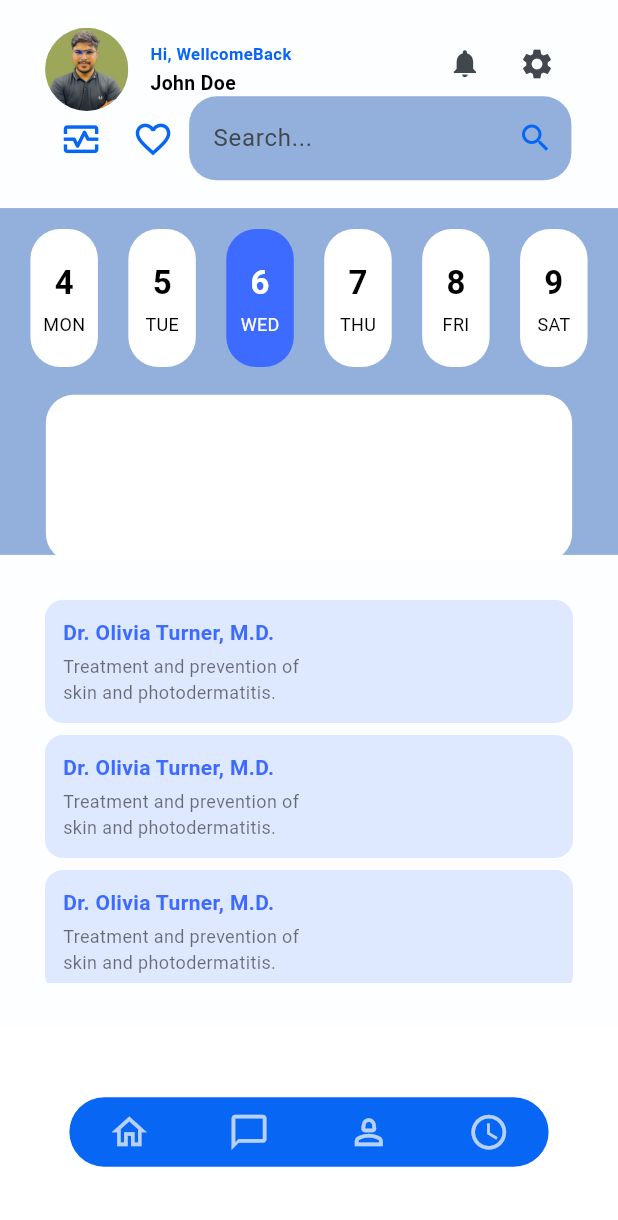
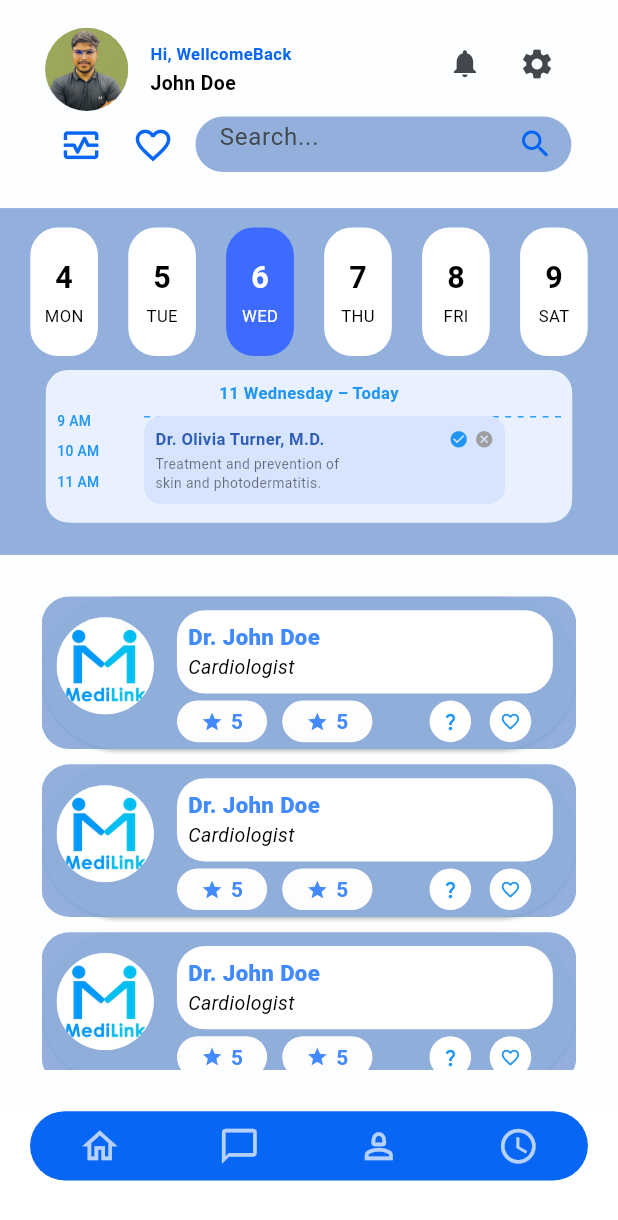
Before and after one commit to Hammad-Ahmed-Software-Developer/Medi_link, a Flutter app: the screen it shows after launch, on a phone screen of 412 x 824 dp. Shown: the top 1220 px of the screen. Run offline on Flutter 3.47's test engine with Material 3 defaults, Android fonts, the phone set to English and light mode, and no system bars; our stand-ins replace flutter_screenutil, get, local_auth, pin_code_fields, sms_autofill; Roboto replaces fonts that are missing (Poppins).

Commit message:
home page final ui

```diff
--- a/lib/views/custom widgets/bottomnavigate.dart
+++ b/lib/views/custom widgets/bottomnavigate.dart
@@ -7,7 +7,7 @@ class custombottom_navigation extends StatelessWidget {
   @override
   Widget build(BuildContext context) {
     return Padding(
-      padding: EdgeInsets.all(50.0.r),
+      padding: EdgeInsets.only(bottom: 40.h,left: 20.w, right: 20.w),
       child: Container(
         width: 50.w,
         height: 50.h,
--- /dev/null
+++ b/lib/views/custom widgets/custom_app_widget.dart
@@ -0,0 +1,142 @@
+import 'package:flutter/material.dart';
+import 'package:flutter_screenutil/flutter_screenutil.dart';
+
+class TimeSlotWidget extends StatelessWidget {
+  @override
+  Widget build(BuildContext context) {
+    return Container(
+      width: 350.w,
+      height: 110.h,
+      padding: EdgeInsets.all(8.r),
+      decoration: BoxDecoration(
+        color: Color(0xFFE9F0FF), // light blue background
+        borderRadius: BorderRadius.circular(16.r),
+      ),
+      child: Column(
+        crossAxisAlignment: CrossAxisAlignment.start,
+        children: [
+          // Date Row
+          Center(
+            child: Text(
+              "11 Wednesday – Today",
+              style: TextStyle(
+                color: Colors.blue,
+                fontWeight: FontWeight.bold,
+                fontSize: 12.sp,
+              ),
+            ),
+          ),
+          SizedBox(height: 4.h),
+
+          // Time + Appointment Row (single row shown due to limited height)
+          Row(
+            crossAxisAlignment: CrossAxisAlignment.start,
+            children: [
+              // Time
+              SizedBox(
+                width: 50.w,
+                child: Column(
+                  crossAxisAlignment: CrossAxisAlignment.start,
+                  children: [
+                    timeText("9 AM"),
+                    SizedBox(height: 8.h),
+                    timeText("10 AM"),
+                    SizedBox(height: 8.h),
+                    timeText("11 AM"),
+                  ],
+                ),
+              ),
+
+              // Appointment Box with dotted line
+              Expanded(
+                child: Container(
+                  height: 60,
+                  margin: EdgeInsets.only(left: 8.w, top: 4.h),
+                  child: Stack(children: [dottedLine(), appointmentBox()]),
+                ),
+              ),
+            ],
+          ),
+        ],
+      ),
+    );
+  }
+
+  Widget timeText(String time) {
+    return Text(
+      time,
+      style: TextStyle(
+        color: Colors.blue,
+        fontWeight: FontWeight.w500,
+        fontSize: 10.sp,
+      ),
+    );
+  }
+
+  Widget dottedLine() {
+    return LayoutBuilder(
+      builder: (context, constraints) {
+        final boxWidth = constraints.constrainWidth();
+        final dashWidth = 4.0.w;
+        final dashCount = (boxWidth / (2.w * dashWidth)).floor();
+        return Row(
+          mainAxisAlignment: MainAxisAlignment.spaceBetween,
+          children: List.generate(dashCount, (_) {
+            return SizedBox(
+              width: dashWidth,
+              height: 1.h,
+              child: DecoratedBox(
+                decoration: BoxDecoration(color: Colors.blue),
+              ),
+            );
+          }),
+        );
+      },
+    );
+  }
+
+  Widget appointmentBox() {
+    return Positioned(
+      top: 0.h,
+      child: Container(
+        width: 240.w,
+
+        padding: EdgeInsets.all(8.r),
+        decoration: BoxDecoration(
+          color: Color(0xFFD6E4FF),
+          borderRadius: BorderRadius.circular(12.r),
+        ),
+        child: Column(
+          crossAxisAlignment: CrossAxisAlignment.start,
+          children: [
+            Row(
+              children: [
+                Expanded(
+                  child: Text(
+                    "Dr. Olivia Turner, M.D.",
+                    style: TextStyle(
+                      fontWeight: FontWeight.bold,
+                      color: Color(0xFF2F5DB5),
+                      fontSize: 12.sp,
+                    ),
+                    overflow: TextOverflow.ellipsis,
+                  ),
+                ),
+                Icon(Icons.check_circle, size: 14.sp, color: Colors.blue),
+                SizedBox(width: 4.w),
+                Icon(Icons.cancel, size: 14.sp, color: Colors.grey),
+              ],
+            ),
+            SizedBox(height: 2.h),
+            Text(
+              "Treatment and prevention of\nskin and photodermatitis.",
+              style: TextStyle(fontSize: 10.sp),
+              maxLines: 2,
+              overflow: TextOverflow.ellipsis,
+            ),
+          ],
+        ),
+      ),
+    );
+  }
+}
--- a/lib/views/user_views/home_screen.dart
+++ b/lib/views/user_views/home_screen.dart
@@ -1,6 +1,7 @@
 import 'package:flutter/material.dart';
 import 'package:flutter_screenutil/flutter_screenutil.dart';
 import 'package:medi_link/views/custom%20widgets/bottomnavigate.dart';
+import 'package:medi_link/views/custom%20widgets/custom_app_widget.dart';
 import 'package:medi_link/views/custom%20widgets/drawer.dart';
 
 class HomeScreen extends StatelessWidget {
@@ -26,56 +27,56 @@ class HomeScreen extends StatelessWidget {
             children: [
               Container(
                 width: double.infinity,
-                height: 150.h,
+                height: 150.0.h,
                 child: Stack(
                   children: [
                     Positioned(
-                      top: 20.h,
-                      left: 30.w,
+                      top: 20.0.h,
+                      left: 30.0.w,
                       child: CircleAvatar(
-                        radius: 30.r,
+                        radius: 30.0.r,
                         backgroundImage: AssetImage(
                           'assets/images/profile.png',
                         ),
                       ),
                     ),
                     Positioned(
-                      top: 30.h,
-                      left: 100.w,
+                      top: 30.0.h,
+                      left: 100.0.w,
                       child: Text(
                         'Hi, WellcomeBack',
                         style: TextStyle(
-                          fontSize: 12.sp,
+                          fontSize: 12.0.sp,
                           fontWeight: FontWeight.bold,
                           color: Color.fromARGB(255, 8, 102, 245),
                         ),
                       ),
                     ),
                     Positioned(
-                      top: 50.h,
-                      left: 100.w,
+                      top: 50.0.h,
+                      left: 100.0.w,
                       child: Text(
                         'John Doe',
                         style: TextStyle(
-                          fontSize: 14.sp,
+                          fontSize: 14.0.sp,
                           fontWeight: FontWeight.bold,
                           color: Color.fromARGB(255, 0, 0, 0),
                         ),
                       ),
                     ),
                     Positioned(
-                      top: 20.h,
-                      right: 30.w,
+                      top: 20.0.h,
+                      right: 30.0.w,
                       child: Row(
                         mainAxisAlignment: MainAxisAlignment.end,
                         children: [
                           Container(
                             decoration: BoxDecoration(
-                              borderRadius: BorderRadius.circular(10.r),
+                              borderRadius: BorderRadius.circular(10.0.r),
                             ),
                             child: IconButton(
                               icon: Icon(Icons.notifications),
-                              iconSize: 24.sp,
+                              iconSize: 24.0.sp,
                               onPressed: () {
                                 // Handle notification icon press
                               },
@@ -91,10 +92,10 @@ class HomeScreen extends StatelessWidget {
                       ),
                     ),
                     Positioned(
-                      bottom: 20.h,
-                      left: 30.w,
+                      bottom: 20.0.h,
+                      left: 30.0.w,
                       child: Container(
-                        width: 350.w,
+                        width: 350.0.w,
                         child: Row(
                           mainAxisAlignment: MainAxisAlignment.spaceBetween,
                           children: [
@@ -104,7 +105,7 @@ class HomeScreen extends StatelessWidget {
                                 IconButton(
                                   icon: Icon(
                                     Icons.monitor_heart_outlined,
-                                    size: 30.sp,
+                                    size: 30.0.sp,
                                     color: Color.fromARGB(255, 8, 102, 245),
                                   ),
                                   onPressed: () {
@@ -114,7 +115,7 @@ class HomeScreen extends StatelessWidget {
                                 IconButton(
                                   icon: Icon(
                                     Icons.favorite_border_outlined,
-                                    size: 30.sp,
+                                    size: 30.0.sp,
                                     color: Color.fromARGB(255, 8, 102, 245),
                                   ),
                                   onPressed: () {
@@ -123,27 +124,22 @@ class HomeScreen extends StatelessWidget {
                                 ),
                               ],
                             ),
-                            Expanded(
-                              child: Container(
+                            Container(
+                              width: 250.w,
+                              height: 40.h,
                               child: TextField(
                                 keyboardType: TextInputType.text,
                                 decoration: InputDecoration(
                                   hintText: 'Search...',
                                   filled: true,
-                                    fillColor: Color.fromARGB(
-                                      206,
-                                      121,
-                                      157,
-                                      211,
-                                    ),
+                                  fillColor: Color.fromARGB(206, 121, 157, 211),
                                   border: OutlineInputBorder(
-                                      borderRadius: BorderRadius.circular(20.r),
+                                    borderRadius: BorderRadius.circular(20.0.r),
                                     borderSide: BorderSide.none,
                                   ),
                                   suffixIcon: Icon(
                                     Icons.search,
                                     color: Color.fromARGB(255, 8, 102, 245),
-                                    ),
                                   ),
                                 ),
                               ),
@@ -156,9 +152,9 @@ class HomeScreen extends StatelessWidget {
                 ),
               ),
               Container(
-                height: 250.h,
+                height: 250.0.h,
                 color: Color.fromARGB(206, 121, 157, 211),
-                padding: EdgeInsets.symmetric(vertical: 14),
+                padding: EdgeInsets.symmetric(vertical: 14.0.r),
                 child: Column(
                   mainAxisAlignment: MainAxisAlignment.start,
                   crossAxisAlignment: CrossAxisAlignment.center,
@@ -168,12 +164,12 @@ class HomeScreen extends StatelessWidget {
                       children: List.generate(6, (index) {
                         final isSelected = index == 2;
                         return Container(
-                          width: 45,
-                          padding: EdgeInsets.symmetric(vertical: 20),
+                          width: 45.0.w,
+                          padding: EdgeInsets.symmetric(vertical: 20.r),
                           decoration: BoxDecoration(
                             color:
                                 isSelected ? Color(0xFF3D6AFF) : Colors.white,
-                            borderRadius: BorderRadius.circular(20),
+                            borderRadius: BorderRadius.circular(20.0.r),
                           ),
                           child: Column(
                             children: [
@@ -181,16 +177,16 @@ class HomeScreen extends StatelessWidget {
                                 "${days[index]}",
                                 style: TextStyle(
                                   fontWeight: FontWeight.bold,
-                                  fontSize: 22,
+                                  fontSize: 22.0.sp,
                                   color:
                                       isSelected ? Colors.white : Colors.black,
                                 ),
                               ),
-                              SizedBox(height: 4),
+                              SizedBox(height: 4.0.h),
                               Text(
                                 weekDays[index],
                                 style: TextStyle(
-                                  fontSize: 12,
+                                  fontSize: 12.0.sp,
                                   color:
                                       isSelected ? Colors.white : Colors.black,
                                 ),
@@ -200,25 +196,22 @@ class HomeScreen extends StatelessWidget {
                         );
                       }),
                     ),
-                    SizedBox(height: 20.h),
+                    SizedBox(height: 10.0.h),
                     Container(
-                      width: 350.w,
+                      // height: 110.0.h,
+                      // width: 350.0.w,
                       decoration: BoxDecoration(
                         color: const Color.fromARGB(255, 255, 255, 255),
                         borderRadius: BorderRadius.circular(20.r),
                       ),
-                      height: 120.h,
-                      child: Column(children: [
-
-                        ],
-                      ),
+                      child: TimeSlotWidget(),
                     ),
                   ],
                 ),
               ),
               Expanded(
                 child: Padding(
-                  padding: const EdgeInsets.all(30.0),
+                  padding: EdgeInsets.all(30.0.r),
                   child: ListView.builder(
                     itemCount: 6,
                     itemBuilder: (BuildContext context, int index) {
@@ -235,45 +228,153 @@ class HomeScreen extends StatelessWidget {
     );
   }
 
-  Widget timeSlot(String time) {
-    return Padding(
-      padding: const EdgeInsets.symmetric(vertical: 4.0),
-      child: Text(
-        time,
-        style: TextStyle(fontWeight: FontWeight.bold, fontSize: 12),
-      ),
-    );
-  }
+
 
   Widget appointmentSlot() {
-    return Container(
-      margin: EdgeInsets.only(bottom: 8),
-      padding: EdgeInsets.all(12),
+    return Card(
+      margin: EdgeInsets.only(bottom: 11.h),
+      elevation: 1,
+      shape: RoundedRectangleBorder(
+        borderRadius: BorderRadius.circular(100.0.r),
+      ),
+      child: Container(
+        height: 110.h,
+        width: 300.w,
         decoration: BoxDecoration(
-        color: Color(0xFFDEE8FF),
-        borderRadius: BorderRadius.circular(12),
+          color: Color.fromARGB(206, 121, 157, 211),
+          borderRadius: BorderRadius.circular(20.r),
         ),
-      child: Row(
-        crossAxisAlignment: CrossAxisAlignment.start,
+        child: Stack(
           children: [
-          Column(
+            Positioned(
+              top: 15.h,
+              left: 10.w,
+              child: CircleAvatar(
+                radius: 35.r,
+                backgroundImage: AssetImage('assets/images/logo.png'),
+              ),
+            ),
+            Positioned(
+              top: 10.h,
+              left: 90.w,
+              child: Container(
+                width: 250.w,
+                height: 60.h,
+                decoration: BoxDecoration(
+                  color: const Color.fromARGB(255, 255, 255, 255),
+                  borderRadius: BorderRadius.circular(20.r),
+                ),
+                child: Padding(
+                  padding: EdgeInsets.all(8.0.r),
+                  child: Column(
                     crossAxisAlignment: CrossAxisAlignment.start,
                     children: [
                       Text(
-                "Dr. Olivia Turner, M.D.",
+                        'Dr. John Doe',
                         style: TextStyle(
-                  fontWeight: FontWeight.bold,
-                  color: Color(0xFF3D6AFF),
+                          fontSize: 16.sp,
+                          fontWeight: FontWeight.w900,
+                          color: Colors.blueAccent,
                         ),
                       ),
-              SizedBox(height: 4),
+                      // SizedBox(height: 4.h),
                       Text(
-                "Treatment and prevention of\nskin and photodermatitis.",
-                style: TextStyle(fontSize: 12),
+                        'Cardiologist',
+                        style: TextStyle(
+                          fontSize: 14.sp,
+                          fontStyle: FontStyle.italic,
+                          color: const Color.fromARGB(255, 0, 0, 0),
+                        ),
                       ),
                     ],
                   ),
+                ),
+              ),
+            ),
+            Positioned(
+              bottom: 5.h,
+              left: 90.w,
+              child: Container(
+                decoration: BoxDecoration(
+                  color: const Color.fromARGB(255, 253, 253, 253),
+                  borderRadius: BorderRadius.circular(20.r),
+                ),
+                width: 60.w,
+                height: 30.h,
+                child: Row(
+                  mainAxisAlignment: MainAxisAlignment.center,
+                  children: [
+                    Icon(Icons.star, size: 16.sp, color: Colors.blueAccent),
+                    SizedBox(width: 5.w),
+                    Text(
+                      '5',
+                      style: TextStyle(
+                        fontSize: 15.sp,
+                        fontWeight: FontWeight.bold,
+                        color: Colors.blueAccent,
+                      ),
+                    ),
                   ],
+                ),
+              ),
+            ),
+            Positioned(
+              bottom: 5.h,
+              left: 160.w,
+              child: Container(
+                decoration: BoxDecoration(
+                  color: const Color.fromARGB(255, 253, 253, 253),
+                  borderRadius: BorderRadius.circular(20.r),
+                ),
+                width: 60.w,
+                height: 30.h,
+                child: Row(
+                  mainAxisAlignment: MainAxisAlignment.center,
+                  children: [
+                    Icon(Icons.star, size: 16.sp, color: Colors.blueAccent),
+                    SizedBox(width: 5.w),
+                    Text(
+                      '5',
+                      style: TextStyle(
+                        fontSize: 15.sp,
+                        fontWeight: FontWeight.bold,
+                        color: Colors.blueAccent,
+                      ),
+                    ),
+                  ],
+                ),
+              ),
+            ),
+            Positioned(
+              bottom: 5.h,
+              right: 70.w,
+              child: CircleAvatar(
+                radius: 15.r, // size of the circle
+                backgroundColor:  Colors.white, // background color
+                child: Icon(
+                  Icons.question_mark,
+                  // icon color
+                  size: 15.sp,
+                 color:   Colors.blue,
+                ),
+              ),
+            ),
+            Positioned(
+              bottom: 5.h,
+              right: 30.w,
+              child: CircleAvatar(
+                radius: 15.r, // size of the circle
+                backgroundColor:  Colors.white, // background color
+                child: Icon(
+                  Icons.favorite_border,
+                  // icon color
+                  size: 15.sp,
+                 color:   Colors.blue,
+                ),
+              ),
+            ),
+          ],
+        ),
       ),
     );
   }
```
Lines whose indentation alone changed are shown as unchanged.
